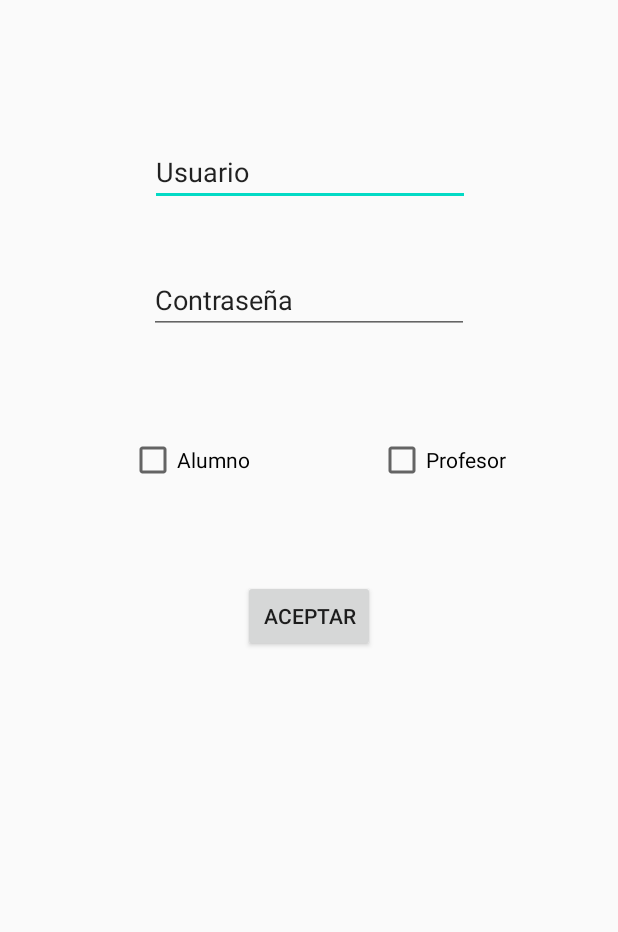
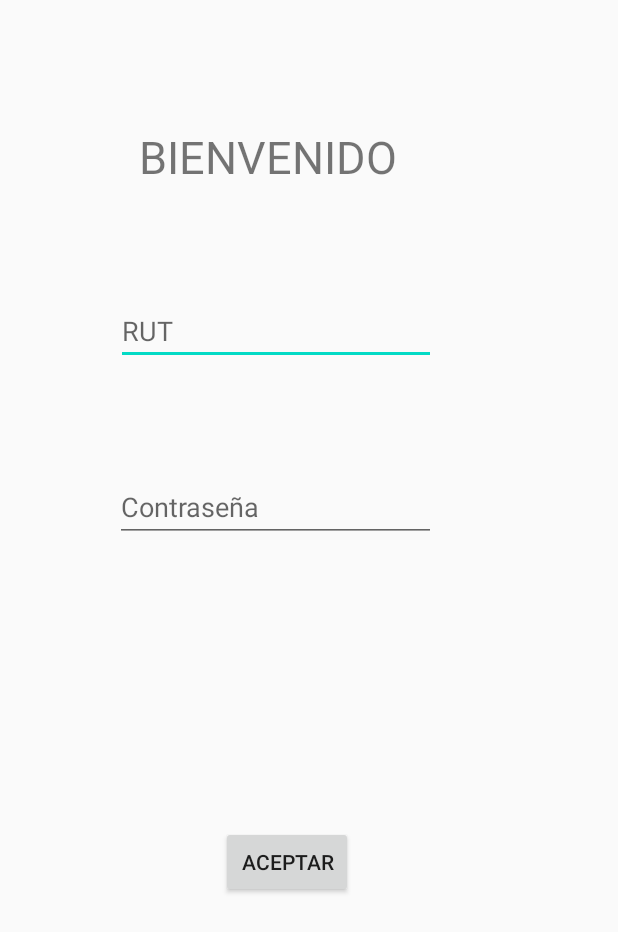
Before and after one commit to eduardotwk/EducaTech, an Android app: the layout login.xml on its own in the app's theme, with its tools: preview values and no code run, on a phone screen of 412 x 824 dp. Shown: the top 932 px of the screen. Run offline under Robolectric (Android 15) with nearby library versions, the phone set to English and light mode, and no system bars.

Commit message:
cambios login

```diff
--- a/app/src/main/java/com/example/navegacion/LoginActivity.java
+++ b/app/src/main/java/com/example/navegacion/LoginActivity.java
@@ -25,8 +25,8 @@ public class LoginActivity extends AppCompatActivity {
         String sPass = ePassword.getText().toString();
         String sMensaje= "";
 
-        //validar ingreso datos
-        if(sRut.isEmpty() && sPass.isEmpty()){ // V^V=V
+
+        if(sRut.isEmpty() && sPass.isEmpty()){
             sMensaje = String.valueOf(R.string.string_msg_datos);
             mensajes(sMensaje);
         }else if(sRut.isEmpty()){
@@ -35,7 +35,7 @@ public class LoginActivity extends AppCompatActivity {
             Toast.makeText(this, R.string.string_msg_pass, Toast.LENGTH_SHORT).show();
         }else{
             //validar datos correctos
-            if(!sRut.toLowerCase().equals(R.string.string_rut)){
+            if(!sRut.equals(R.string.string_rut)){
                 Toast.makeText(this, "Rut Incorrecto", Toast.LENGTH_SHORT).show();
             }else if(!sPass.equals(R.string.string_password)){
                 Toast.makeText(this, "Password Incorrecto", Toast.LENGTH_SHORT).show();
@@ -43,7 +43,7 @@ public class LoginActivity extends AppCompatActivity {
                 sMensaje = "Login correcto";
                 //Llamando a la función , pasando un parametro
                 mensajes(sMensaje);
-                // https://codeshare.io/218e1j
+
                 Intent pantalla2 = new Intent(this, MainActivity.class);
                 startActivity(pantalla2);
             }
--- a/app/src/main/res/layout/login.xml
+++ b/app/src/main/res/layout/login.xml
@@ -10,56 +10,51 @@
         android:id="@+id/eRut"
         android:layout_width="wrap_content"
         android:layout_height="wrap_content"
-        android:layout_marginTop="92dp"
+        android:layout_marginTop="76dp"
         android:ems="10"
+        android:hint="RUT"
         android:inputType="textPersonName"
-        android:text="Usuario"
         app:layout_constraintEnd_toEndOf="parent"
-        app:layout_constraintHorizontal_bias="0.505"
+        app:layout_constraintHorizontal_bias="0.388"
+        app:layout_constraintStart_toStartOf="parent"
+        app:layout_constraintTop_toBottomOf="@+id/textView29" />
+
+    <Button
+        android:id="@+id/button8"
+        android:layout_width="wrap_content"
+        android:layout_height="wrap_content"
+        android:onClick="login"
+        android:text="Aceptar"
+        app:layout_constraintBottom_toBottomOf="parent"
+        app:layout_constraintEnd_toEndOf="parent"
+        app:layout_constraintHorizontal_bias="0.455"
+        app:layout_constraintStart_toStartOf="parent"
+        app:layout_constraintTop_toBottomOf="@+id/ePass"
+        app:layout_constraintVertical_bias="0.456" />
+
+    <TextView
+        android:id="@+id/textView29"
+        android:layout_width="226dp"
+        android:layout_height="38dp"
+        android:layout_marginTop="84dp"
+        android:text="BIENVENIDO"
+        android:textSize="30sp"
+        app:layout_constraintEnd_toEndOf="parent"
+        app:layout_constraintHorizontal_bias="0.497"
         app:layout_constraintStart_toStartOf="parent"
         app:layout_constraintTop_toTopOf="parent" />
 
     <EditText
         android:id="@+id/ePass"
-        android:layout_width="wrap_content"
-        android:layout_height="wrap_content"
-        android:layout_marginTop="40dp"
+        android:layout_width="214dp"
+        android:layout_height="46dp"
+        android:layout_marginTop="72dp"
         android:ems="10"
-        android:inputType="textPersonName"
-        android:text="Contraseña"
+        android:hint="Contraseña"
+        android:inputType="numberPassword"
         app:layout_constraintEnd_toEndOf="parent"
+        app:layout_constraintHorizontal_bias="0.388"
         app:layout_constraintStart_toStartOf="parent"
         app:layout_constraintTop_toBottomOf="@+id/eRut" />
 
-    <Button
-        android:id="@+id/button8"
-        android:layout_width="wrap_content"
-        android:layout_height="wrap_content"
-        android:layout_marginTop="64dp"
-        android:text="Aceptar"
-        app:layout_constraintEnd_toEndOf="parent"
-        app:layout_constraintStart_toStartOf="parent"
-        app:layout_constraintTop_toBottomOf="@+id/checkBox" />
-
-    <CheckBox
-        android:id="@+id/checkBox"
-        android:layout_width="wrap_content"
-        android:layout_height="wrap_content"
-        android:layout_marginTop="68dp"
-        android:text="Alumno"
-        app:layout_constraintEnd_toStartOf="@+id/checkBox2"
-        app:layout_constraintStart_toStartOf="parent"
-        app:layout_constraintTop_toBottomOf="@+id/ePass" />
-
-    <CheckBox
-        android:id="@+id/checkBox2"
-        android:layout_width="wrap_content"
-        android:layout_height="wrap_content"
-        android:layout_marginTop="68dp"
-        android:text="Profesor"
-        app:layout_constraintEnd_toEndOf="parent"
-        app:layout_constraintHorizontal_bias="0.771"
-        app:layout_constraintStart_toStartOf="parent"
-        app:layout_constraintTop_toBottomOf="@+id/ePass" />
-
 </androidx.constraintlayout.widget.ConstraintLayout>
--- a/app/src/main/res/values/strings.xml
+++ b/app/src/main/res/values/strings.xml
@@ -15,14 +15,14 @@
 
 
     //MENSAJES STRING LOGIN
+    <string name="string_rut">190753670</string>
+    <string name="string_password">19075367</string>
     <string name="string_msg_datos">Ingrese datos de acceso</string>
     <string name="string_msg_rut">Ingrese Rut</string>
     <string name="string_msg_pass">Ingrese Contraseña</string>
-    <string name="string_rut">admin</string>
-    <string name="string_password">1234</string>
 
-    <!-- TODO: Remove or change this placeholder text -->
-    <string name="hello_blank_fragment">Hello blank fragment</string>
+
+
 
 
 </resources>
```
